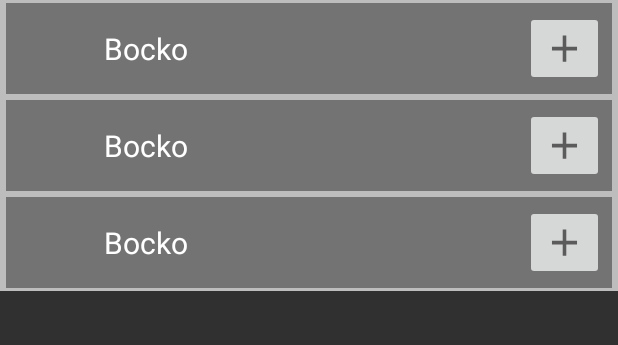
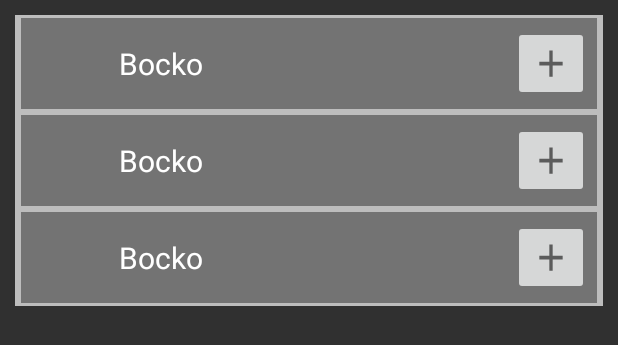
Before and after one commit to Bocko/CsStats, an Android app: the layout fragment_detail_friendlist.xml on its own in the app's theme, with its tools: preview values and no code run, on a phone screen of 412 x 824 dp. Shown: the top 345 px of the screen. Run offline under Robolectric (Android 15) with nearby library versions, the phone set to English and light mode, and no system bars.

Commit message:
padding added to invenotry and friendlist added highlight to charts

```diff
--- a/app/src/main/res/layout/fragment_detail_friendlist.xml
+++ b/app/src/main/res/layout/fragment_detail_friendlist.xml
@@ -5,6 +5,7 @@
     android:layout_height="match_parent"
     xmlns:app="http://schemas.android.com/apk/res-auto"
     xmlns:tools="http://schemas.android.com/tools"
+    android:padding="10dp"
     android:orientation="vertical"
     android:background="@color/darkgrey">
 
--- a/app/src/main/res/layout/fragment_detail_inventory.xml
+++ b/app/src/main/res/layout/fragment_detail_inventory.xml
@@ -5,6 +5,7 @@
     android:layout_height="match_parent"
     xmlns:app="http://schemas.android.com/apk/res-auto"
     xmlns:tools="http://schemas.android.com/tools"
+    android:padding="10dp"
     android:orientation="vertical"
     android:background="@color/darkgrey">
 
```
Also changed, not shown: app/src/main/res/layout/fragment_detail_chart.xml (+4 -4 lines).
